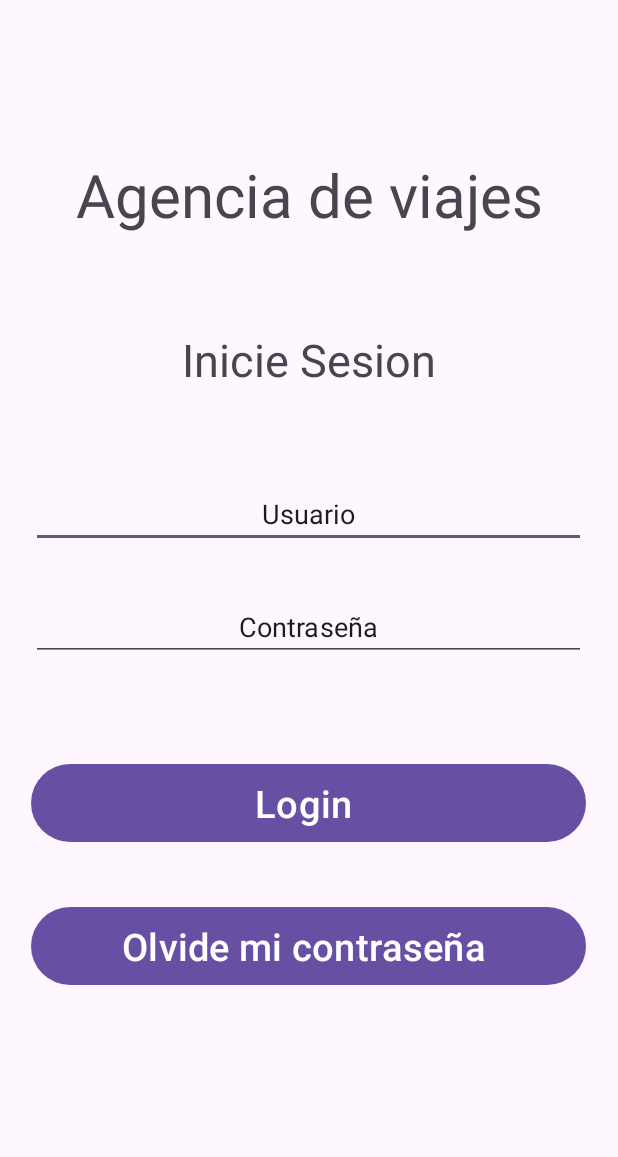
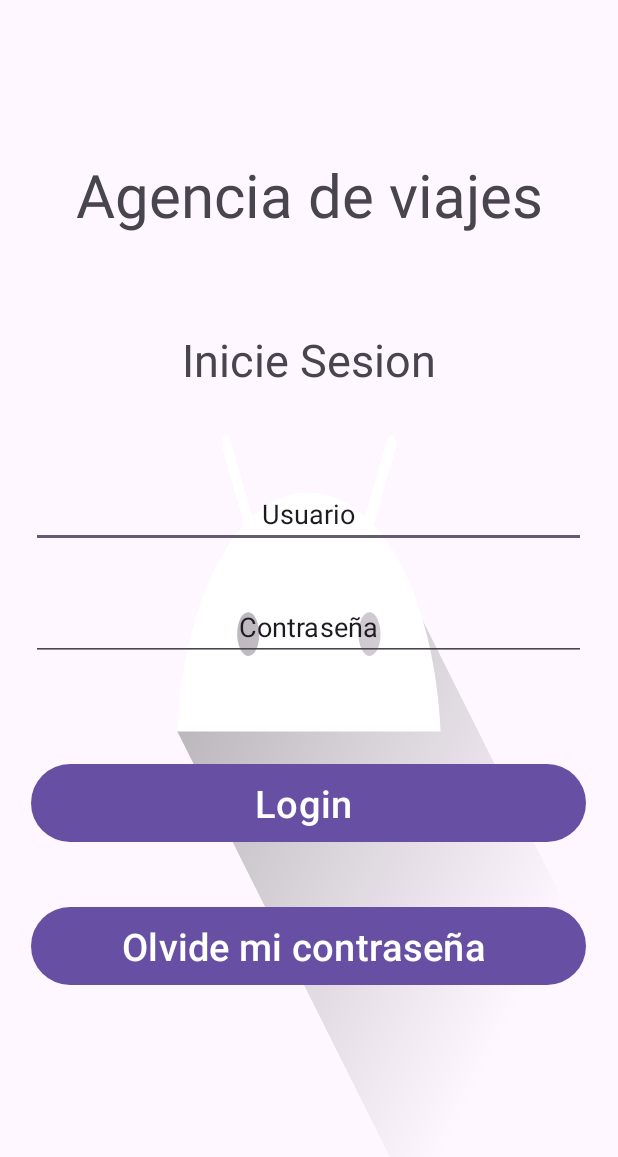
Before and after one commit to freddybeta2020/Moviles_login_trabajo_final_IIsemestre, an Android app: the screen it shows after launch (MainActivity), on a phone screen of 412 x 824 dp. Shown: the top 1157 px of the screen. Run offline under Robolectric (Android 15) with nearby library versions, the phone set to English and light mode, and no system bars; 1 statement that could not run was skipped.

Commit message:
se modifica el main xml y la segunda pantalla xml.

```diff
--- a/app/src/main/res/layout/activity_main.xml
+++ b/app/src/main/res/layout/activity_main.xml
@@ -5,6 +5,7 @@
     android:layout_width="match_parent"
     android:orientation="vertical"
     android:layout_height="match_parent"
+    android:background="@drawable/ic_launcher_foreground"
     tools:context=".MainActivity">
 
     <TextView
--- a/app/src/main/res/layout/activity_segunda_pantalla.xml
+++ b/app/src/main/res/layout/activity_segunda_pantalla.xml
@@ -4,6 +4,7 @@
     xmlns:tools="http://schemas.android.com/tools"
     android:layout_width="match_parent"
     android:orientation="vertical"
+    android:background="@drawable/ic_launcher_foreground"
     android:layout_height="match_parent"
     tools:context=".Segunda_pantalla">
 
```
